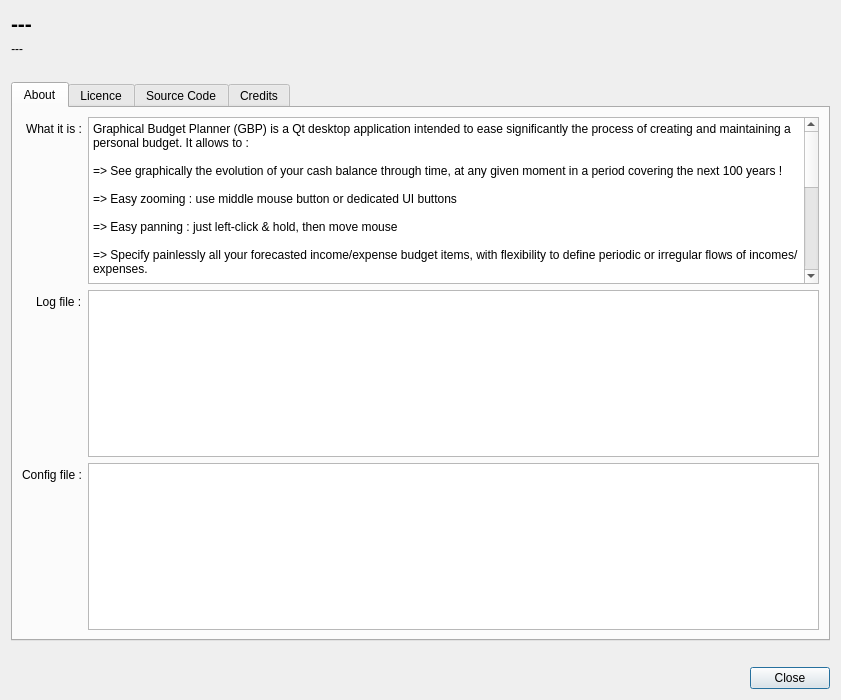
Above: src/aboutdialog.ui from redmoon1945/gbp before the change. Below: the same form after it.
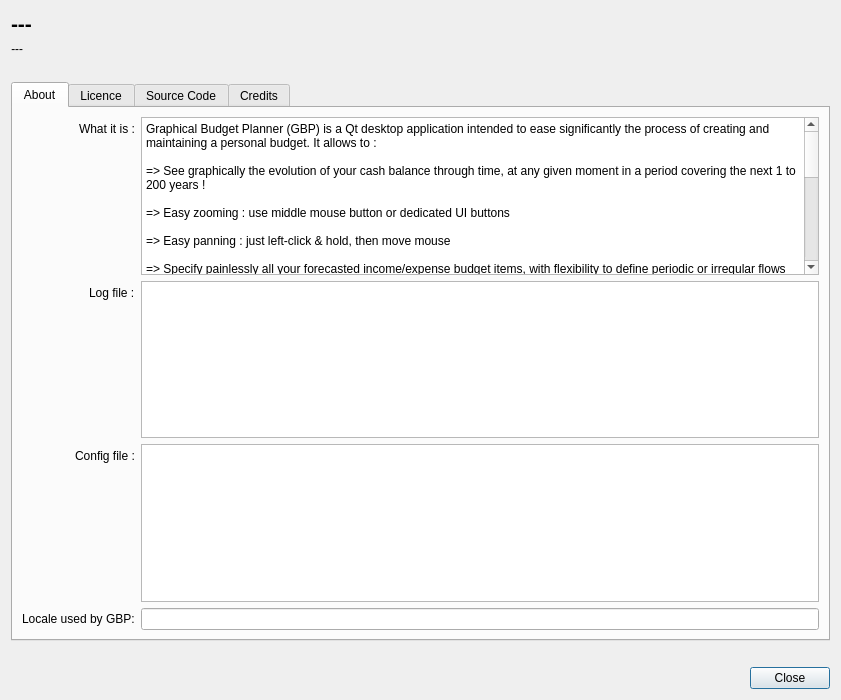
That is the form after the change.

Diff of the .ui file:
```diff
--- a/src/aboutdialog.ui
+++ b/src/aboutdialog.ui
@@ -123,7 +123,7 @@
                <property name="plainText">
                 <string>Graphical Budget Planner (GBP) is a Qt desktop application intended to ease significantly the process of creating and maintaining a personal budget. It allows to :
 
-=&gt; See graphically the evolution of your cash balance through time, at any given moment in a period covering the next 100 years !
+=&gt; See graphically the evolution of your cash balance through time, at any given moment in a period covering the next 1 to 200 years !
 
 =&gt; Easy zooming : use middle mouse button or dedicated UI buttons 
 
@@ -145,6 +145,24 @@
                </property>
               </widget>
              </item>
+             <item row="4" column="0">
+              <widget class="QLabel" name="label_4">
+               <property name="text">
+                <string>Locale used by GBP:</string>
+               </property>
+              </widget>
+             </item>
+             <item row="4" column="1">
+              <layout class="QHBoxLayout" name="horizontalLayout_2">
+               <item>
+                <widget class="QLineEdit" name="localeLineEdit">
+                 <property name="readOnly">
+                  <bool>true</bool>
+                 </property>
+                </widget>
+               </item>
+              </layout>
+             </item>
             </layout>
            </item>
           </layout>
```
